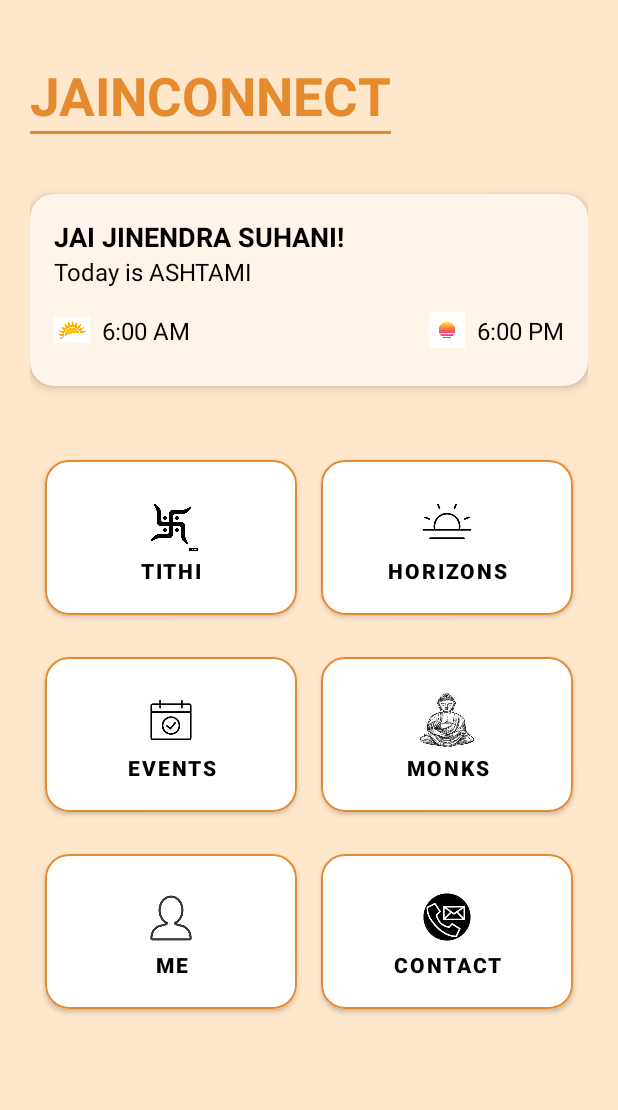
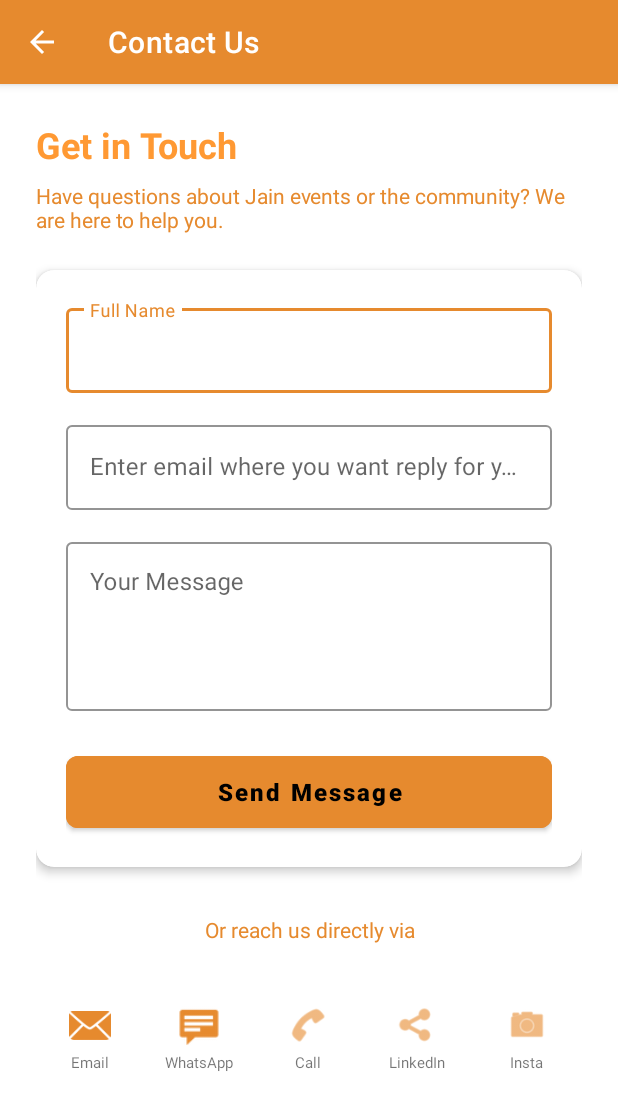
Before and after one commit to suhaniranka006/JainConnect_AndroidApp, an Android app: the MainActivity screen opened directly, with no data from a screen before it, after a tap on "CONTACT", on a phone screen of 412 x 824 dp. Shown: the top 1110 px of the screen. Run offline under Robolectric (Android 15) with nearby library versions, the light colour scheme and no system bars.

Commit message:
added contectActivity

```diff
--- /dev/null
+++ b/app/src/main/java/com/example/jainconnect/ContactActivity.kt
@@ -0,0 +1,139 @@
+package com.example.jainconnect
+
+import android.content.Intent
+import android.net.Uri
+import android.os.Bundle
+import android.widget.LinearLayout
+import android.widget.Toast
+import androidx.activity.enableEdgeToEdge
+import androidx.appcompat.app.AppCompatActivity
+import androidx.appcompat.widget.Toolbar
+import androidx.core.view.ViewCompat
+import androidx.core.view.WindowInsetsCompat
+import com.google.android.material.button.MaterialButton
+import com.google.android.material.textfield.TextInputEditText
+
+class ContactActivity : AppCompatActivity() {
+
+    override fun onCreate(savedInstanceState: Bundle?) {
+        super.onCreate(savedInstanceState)
+        enableEdgeToEdge()
+        setContentView(R.layout.activity_contact)
+
+        // Window Insets for edge-to-edge
+        ViewCompat.setOnApplyWindowInsetsListener(findViewById(R.id.main)) { v, insets ->
+            val systemBars = insets.getInsets(WindowInsetsCompat.Type.systemBars())
+            v.setPadding(systemBars.left, systemBars.top, systemBars.right, systemBars.bottom)
+            insets
+        }
+
+        // 1. Setup Toolbar
+        val toolbar = findViewById<Toolbar>(R.id.toolbar)
+        setSupportActionBar(toolbar)
+        supportActionBar?.setDisplayHomeAsUpEnabled(true)
+        toolbar.setNavigationOnClickListener {
+            onBackPressedDispatcher.onBackPressed()
+        }
+
+        // 2. Initialize Views
+        val etName = findViewById<TextInputEditText>(R.id.etName)
+        val etEmail = findViewById<TextInputEditText>(R.id.etEmail)
+        val etMessage = findViewById<TextInputEditText>(R.id.etMessage)
+        val btnSubmit = findViewById<MaterialButton>(R.id.btnSubmit)
+        val btnDirectEmail = findViewById<LinearLayout>(R.id.btnDirectEmail)
+
+        // 3. Handle Submit Button Click (Form Data)
+        btnSubmit.setOnClickListener {
+            val name = etName.text.toString().trim()
+            val email = etEmail.text.toString().trim()
+            val message = etMessage.text.toString().trim()
+
+            if (name.isEmpty() || email.isEmpty() || message.isEmpty()) {
+                Toast.makeText(this, "Please fill all fields", Toast.LENGTH_SHORT).show()
+                return@setOnClickListener
+            }
+
+            // Send Email Intent with form data
+            sendEmail(name, email, message)
+        }
+
+        // 4. Handle Direct Email Icon Click (Empty Body)
+        btnDirectEmail.setOnClickListener {
+            // Isme hum name, email aur message empty bhej rahe hain
+            // Lekin receiver (aapka email) same rahega
+            sendEmail("", "", "")
+        }
+
+
+
+        val btnWhatsApp = findViewById<LinearLayout>(R.id.btnWhatsApp)
+        val btnPhone = findViewById<LinearLayout>(R.id.btnPhone)
+        val btnLinkedIn = findViewById<LinearLayout>(R.id.btnLinkedIn)
+        val btnInstagram = findViewById<LinearLayout>(R.id.btnInstagram)
+
+
+
+// 3. WhatsApp Click
+        btnWhatsApp.setOnClickListener {
+            val phoneNumber = "+917851976119" // Replace with country code + number (e.g. 91 for India)
+            val url = "https://api.whatsapp.com/send?phone=$phoneNumber"
+            val intent = Intent(Intent.ACTION_VIEW)
+            intent.data = Uri.parse(url)
+            try {
+                startActivity(intent)
+            } catch (e: Exception) {
+                Toast.makeText(this, "WhatsApp not installed", Toast.LENGTH_SHORT).show()
+            }
+        }
+
+// 4. Phone Call Click
+        btnPhone.setOnClickListener {
+            val phoneNumber = "7851976119" // Replace with your number
+            val intent = Intent(Intent.ACTION_DIAL) // ACTION_DIAL is safer than ACTION_CALL (no permission needed)
+            intent.data = Uri.parse("tel:$phoneNumber")
+            startActivity(intent)
+        }
+
+// 5. LinkedIn Click
+        btnLinkedIn.setOnClickListener {
+            val profileUrl = "https://www.linkedin.com/in/suhani-ranka-a146a4253/" // Replace URL
+            val intent = Intent(Intent.ACTION_VIEW, Uri.parse(profileUrl))
+            startActivity(intent)
+        }
+
+// 6. Instagram Click
+        btnInstagram.setOnClickListener {
+            val profileUrl = "http://instagram.com/suhani_jain_006/" // Replace URL
+            val intent = Intent(Intent.ACTION_VIEW, Uri.parse(profileUrl))
+            startActivity(intent)
+        }
+    }
+
+    private fun sendEmail(name: String, userEmail: String, message: String) {
+        // ✅ CHANGE: Yahan par aapka email fix kar diya hai
+        val recipient = "suhaniranka964@gmail.com"
+
+        // Subject aur Body set karna
+        val subject = if(name.isNotEmpty()) "Inquiry from JainConnect: $name" else "Inquiry from JainConnect App"
+
+        // Agar form bhara hai to details dikhengi, nahi to blank body
+        val body = if(name.isNotEmpty()) {
+            "Name: $name\nUser Email: $userEmail\n\nMessage:\n$message"
+        } else {
+            "" // User khud type karega
+        }
+
+        val intent = Intent(Intent.ACTION_SENDTO).apply {
+            data = Uri.parse("mailto:") // Only email apps should handle this
+            putExtra(Intent.EXTRA_EMAIL, arrayOf(recipient)) // Receiver set ho gaya
+            putExtra(Intent.EXTRA_SUBJECT, subject)
+            putExtra(Intent.EXTRA_TEXT, body)
+        }
+
+        try {
+            startActivity(Intent.createChooser(intent, "Send email using..."))
+        } catch (e: Exception) {
+            Toast.makeText(this, "No email app found", Toast.LENGTH_SHORT).show()
+        }
+    }
+}
--- a/app/src/main/java/com/example/jainconnect/MainActivity.kt
+++ b/app/src/main/java/com/example/jainconnect/MainActivity.kt
@@ -39,7 +39,7 @@ class MainActivity : AppCompatActivity() {
         }
 
         btnContact.setOnClickListener {
-            Toast.makeText(this, "COMING SOON", Toast.LENGTH_SHORT).show()
+            startActivity(Intent(this, ContactActivity::class.java))
         }
 
 
--- /dev/null
+++ b/app/src/main/res/layout/activity_contact.xml
@@ -0,0 +1,278 @@
+<?xml version="1.0" encoding="utf-8"?>
+<androidx.coordinatorlayout.widget.CoordinatorLayout
+    xmlns:android="http://schemas.android.com/apk/res/android"
+    xmlns:app="http://schemas.android.com/apk/res-auto"
+    xmlns:tools="http://schemas.android.com/tools"
+    android:id="@+id/main"
+    android:layout_width="match_parent"
+    android:layout_height="match_parent"
+
+    tools:context=".ContactActivity">
+
+    <com.google.android.material.appbar.AppBarLayout
+        android:layout_width="match_parent"
+        android:layout_height="wrap_content"
+        android:theme="@style/ThemeOverlay.AppCompat.Dark.ActionBar">
+
+        <androidx.appcompat.widget.Toolbar
+            android:id="@+id/toolbar"
+            android:layout_width="match_parent"
+            android:layout_height="?attr/actionBarSize"
+            android:background="@color/saffron_dark"
+            app:title="Contact Us"
+            app:titleTextColor="@color/white"
+            app:navigationIcon="@drawable/abc_ic_ab_back_material" />
+    </com.google.android.material.appbar.AppBarLayout>
+
+    <androidx.core.widget.NestedScrollView
+        android:layout_width="match_parent"
+        android:layout_height="match_parent"
+        app:layout_behavior="@string/appbar_scrolling_view_behavior">
+
+        <LinearLayout
+            android:layout_width="match_parent"
+            android:layout_height="wrap_content"
+            android:orientation="vertical"
+            android:padding="24dp">
+
+            <TextView
+                android:layout_width="match_parent"
+                android:layout_height="wrap_content"
+                android:text="Get in Touch"
+                android:textSize="24sp"
+                android:textStyle="bold"
+                android:textColor="@color/saffron"
+                android:layout_marginBottom="8dp"/>
+
+            <TextView
+                android:layout_width="match_parent"
+                android:layout_height="wrap_content"
+                android:text="Have questions about Jain events or the community? We are here to help you."
+                android:textSize="14sp"
+                android:textColor="@color/saffron_dark"
+                android:layout_marginBottom="24dp"/>
+
+            <androidx.cardview.widget.CardView
+                android:layout_width="match_parent"
+                android:layout_height="wrap_content"
+                app:cardCornerRadius="12dp"
+                app:cardElevation="4dp"
+                app:cardBackgroundColor="@color/white">
+
+                <LinearLayout
+                    android:layout_width="match_parent"
+                    android:layout_height="wrap_content"
+                    android:orientation="vertical"
+                    android:padding="20dp">
+
+                    <com.google.android.material.textfield.TextInputLayout
+                        android:layout_width="match_parent"
+                        android:layout_height="wrap_content"
+                        android:hint="Full Name"
+                        app:boxBackgroundColor="@color/white"
+                        app:boxStrokeColor="@color/saffron_dark"
+                        app:hintTextColor="@color/saffron_dark"
+                        style="@style/Widget.MaterialComponents.TextInputLayout.OutlinedBox">
+
+                        <com.google.android.material.textfield.TextInputEditText
+                            android:id="@+id/etName"
+                            android:layout_width="match_parent"
+                            android:layout_height="wrap_content"
+                            android:inputType="textPersonName" />
+                    </com.google.android.material.textfield.TextInputLayout>
+
+                    <com.google.android.material.textfield.TextInputLayout
+                        android:layout_width="match_parent"
+                        android:layout_height="wrap_content"
+                        android:layout_marginTop="16dp"
+                        android:hint="Enter email where you want reply for your query"
+                        app:boxBackgroundColor="@color/white"
+                        app:boxStrokeColor="@color/saffron_dark"
+                        app:hintTextColor="@color/saffron_dark"
+                        style="@style/Widget.MaterialComponents.TextInputLayout.OutlinedBox">
+
+                        <com.google.android.material.textfield.TextInputEditText
+                            android:id="@+id/etEmail"
+                            android:layout_width="match_parent"
+                            android:layout_height="wrap_content"
+                            android:inputType="textEmailAddress" />
+                    </com.google.android.material.textfield.TextInputLayout>
+
+                    <com.google.android.material.textfield.TextInputLayout
+                        android:layout_width="match_parent"
+                        android:layout_height="wrap_content"
+                        android:layout_marginTop="16dp"
+                        android:hint="Your Message"
+                        app:boxBackgroundColor="@color/white"
+                        app:boxStrokeColor="@color/saffron_dark"
+                        app:hintTextColor="@color/saffron_dark"
+                        style="@style/Widget.MaterialComponents.TextInputLayout.OutlinedBox">
+
+                        <com.google.android.material.textfield.TextInputEditText
+                            android:id="@+id/etMessage"
+                            android:layout_width="match_parent"
+                            android:layout_height="wrap_content"
+                            android:minLines="4"
+                            android:gravity="top"
+                            android:inputType="textMultiLine" />
+                    </com.google.android.material.textfield.TextInputLayout>
+
+                    <com.google.android.material.button.MaterialButton
+                        android:id="@+id/btnSubmit"
+                        android:layout_width="match_parent"
+                        android:layout_height="60dp"
+                        android:layout_marginTop="24dp"
+                        android:text="Send Message"
+                        android:textAllCaps="false"
+                        android:textSize="16sp"
+                        android:textStyle="bold"
+                        app:cornerRadius="8dp"
+                        android:backgroundTint="@color/saffron_dark"/>
+
+                </LinearLayout>
+            </androidx.cardview.widget.CardView>
+
+            <TextView
+                android:layout_width="match_parent"
+                android:layout_height="wrap_content"
+                android:text="Or reach us directly via"
+                android:textAlignment="center"
+                android:textSize="14sp"
+                android:textColor="@color/saffron_dark"
+                android:layout_marginTop="32dp"
+                android:layout_marginBottom="16dp"/>
+
+            <LinearLayout
+                android:layout_width="match_parent"
+                android:layout_height="wrap_content"
+                android:orientation="horizontal"
+                android:weightSum="5"
+                android:baselineAligned="false"
+                android:gravity="center_vertical"
+                android:layout_marginTop="16dp">
+
+                <LinearLayout
+                    android:id="@+id/btnDirectEmail"
+                    android:layout_width="0dp"
+                    android:layout_height="wrap_content"
+                    android:layout_weight="1"
+                    android:orientation="vertical"
+                    android:gravity="center"
+                    android:background="?attr/selectableItemBackground"
+                    android:padding="8dp">
+
+                    <ImageView
+                        android:layout_width="28dp"
+                        android:layout_height="28dp"
+                        android:src="@android:drawable/ic_dialog_email"
+                        app:tint="@color/saffron_dark"/>
+                    <TextView
+                        android:layout_width="wrap_content"
+                        android:layout_height="wrap_content"
+                        android:text="Email"
+                        android:textSize="10sp"
+                        android:maxLines="1"
+                        android:layout_marginTop="4dp"/>
+                </LinearLayout>
+
+                <LinearLayout
+                    android:id="@+id/btnWhatsApp"
+                    android:layout_width="0dp"
+                    android:layout_height="wrap_content"
+                    android:layout_weight="1"
+                    android:orientation="vertical"
+                    android:gravity="center"
+                    android:background="?attr/selectableItemBackground"
+                    android:padding="8dp">
+
+                    <ImageView
+                        android:layout_width="28dp"
+                        android:layout_height="28dp"
+                        android:src="@android:drawable/stat_notify_chat"
+                        app:tint="@color/saffron_dark"/>
+                    <TextView
+                        android:layout_width="wrap_content"
+                        android:layout_height="wrap_content"
+                        android:text="WhatsApp"
+                        android:textSize="10sp"
+                        android:maxLines="1"
+                        android:layout_marginTop="4dp"/>
+                </LinearLayout>
+
+                <LinearLayout
+                    android:id="@+id/btnPhone"
+                    android:layout_width="0dp"
+                    android:layout_height="wrap_content"
+                    android:layout_weight="1"
+                    android:orientation="vertical"
+                    android:gravity="center"
+                    android:background="?attr/selectableItemBackground"
+                    android:padding="8dp">
+
+                    <ImageView
+                        android:layout_width="28dp"
+                        android:layout_height="28dp"
+                        android:src="@android:drawable/ic_menu_call"
+                        app:tint="@color/saffron_dark"/>
+                    <TextView
+                        android:layout_width="wrap_content"
+                        android:layout_height="wrap_content"
+                        android:text="Call"
+                        android:textSize="10sp"
+                        android:maxLines="1"
+                        android:layout_marginTop="4dp"/>
+                </LinearLayout>
+
+                <LinearLayout
+                    android:id="@+id/btnLinkedIn"
+                    android:layout_width="0dp"
+                    android:layout_height="wrap_content"
+                    android:layout_weight="1"
+                    android:orientation="vertical"
+                    android:gravity="center"
+                    android:background="?attr/selectableItemBackground"
+                    android:padding="8dp">
+
+                    <ImageView
+                        android:layout_width="28dp"
+                        android:layout_height="28dp"
+                        android:src="@android:drawable/ic_menu_share"
+                        app:tint="@color/saffron_dark"/>
+                    <TextView
+                        android:layout_width="wrap_content"
+                        android:layout_height="wrap_content"
+                        android:text="LinkedIn"
+                        android:textSize="10sp"
+                        android:maxLines="1"
+                        android:layout_marginTop="4dp"/>
+                </LinearLayout>
+
+                <LinearLayout
+                    android:id="@+id/btnInstagram"
+                    android:layout_width="0dp"
+                    android:layout_height="wrap_content"
+                    android:layout_weight="1"
+                    android:orientation="vertical"
+                    android:gravity="center"
+                    android:background="?attr/selectableItemBackground"
+                    android:padding="8dp">
+
+                    <ImageView
+                        android:layout_width="28dp"
+                        android:layout_height="28dp"
+                        android:src="@android:drawable/ic_menu_camera"
+                        app:tint="@color/saffron_dark"/>
+                    <TextView
+                        android:layout_width="wrap_content"
+                        android:layout_height="wrap_content"
+                        android:text="Insta"
+                        android:textSize="10sp"
+                        android:maxLines="1"
+                        android:layout_marginTop="4dp"/>
+                </LinearLayout>
+
+            </LinearLayout>
+        </LinearLayout>
+    </androidx.core.widget.NestedScrollView>
+
+</androidx.coordinatorlayout.widget.CoordinatorLayout>
```
Also changed, not shown: app/src/main/AndroidManifest.xml (+6 -11 lines).
